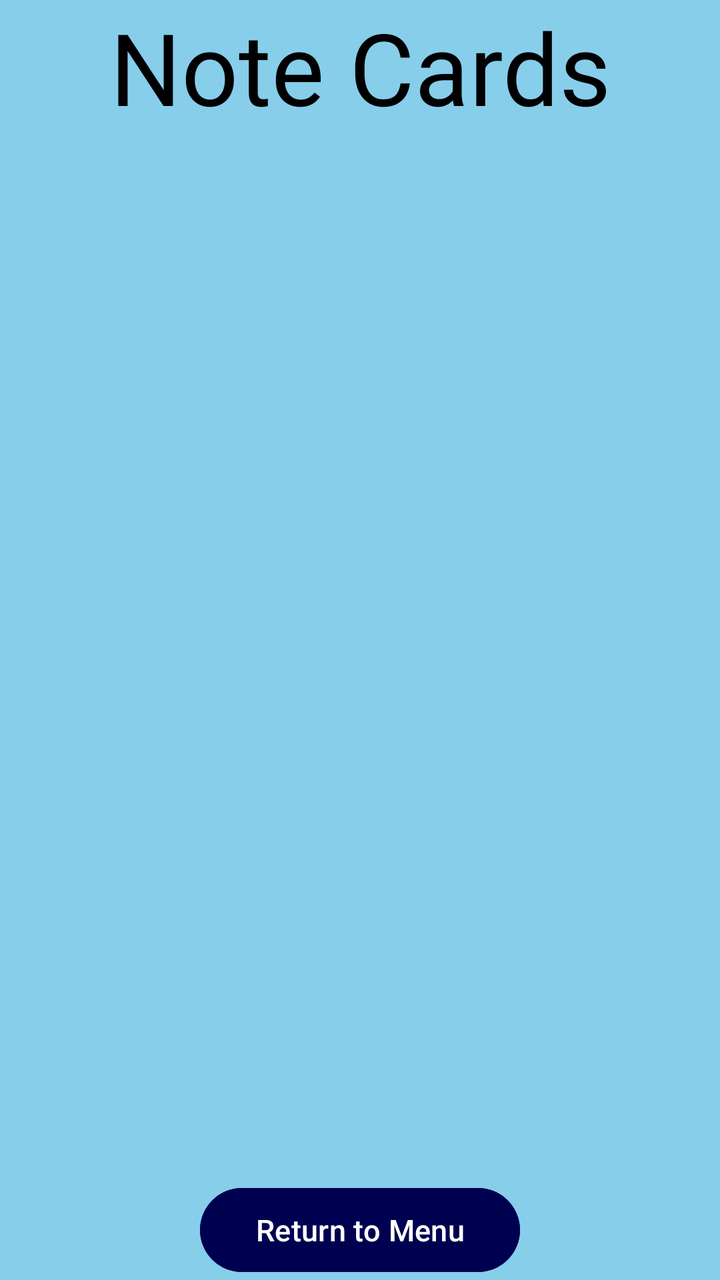
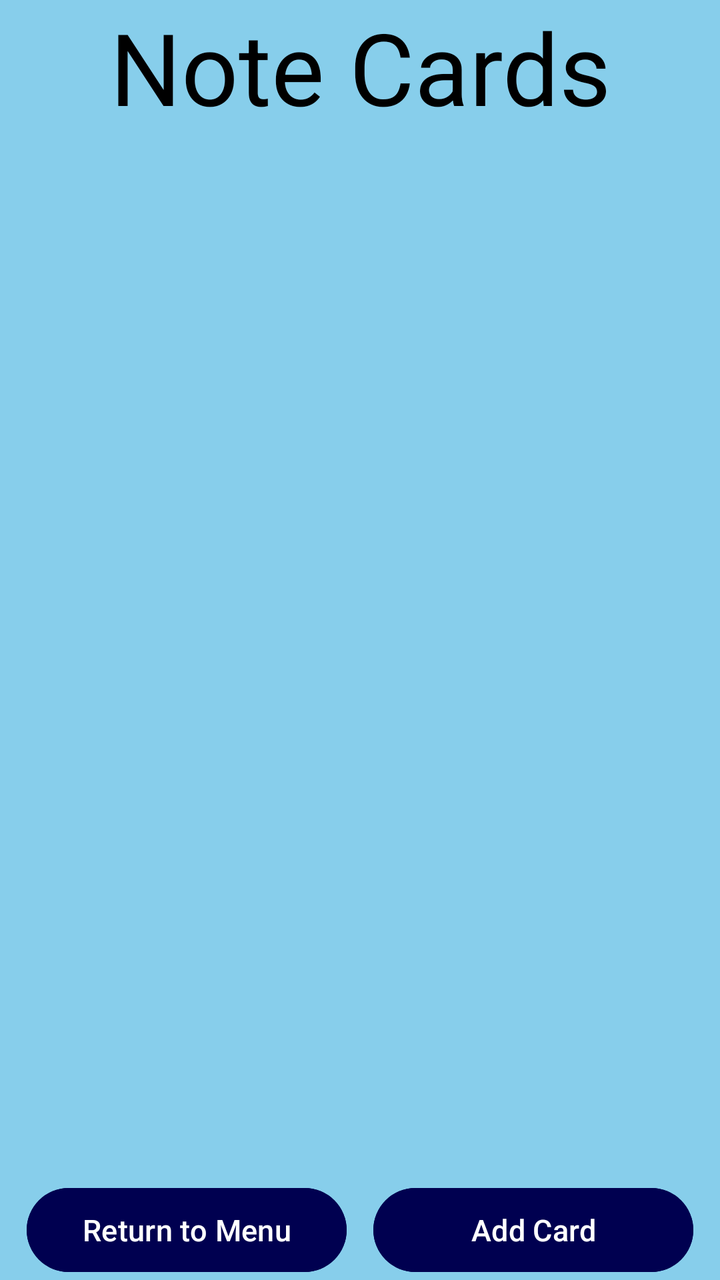

Before-and-after screenshots of an Android layout around one commit, followed by the original layout XML and the change that was made.
<!-- AndroidManifest.xml: application theme Theme.FloppyFish -->
<!-- res/layout/notecards.xml -->
<?xml version="1.0" encoding="utf-8"?>
<androidx.constraintlayout.widget.ConstraintLayout xmlns:android="http://schemas.android.com/apk/res/android"
    android:layout_width="match_parent"
    android:layout_height="match_parent"
    android:background = "#87CEEB"
    android:id = "@+id/ncs"
    xmlns:app="http://schemas.android.com/apk/res-auto">

    <TextView
        android:layout_width="wrap_content"
        android:layout_height="wrap_content"
        android:id = "@+id/subtitle"
        android:textSize = "@dimen/subtitlesize"
        android:text = "Note Cards"
        android:textColor = "@color/black"
        app:layout_constraintTop_toTopOf="parent"
        app:layout_constraintLeft_toLeftOf="parent"
        app:layout_constraintRight_toRightOf="parent"/>

    <Button
        android:layout_width="@dimen/buttonwidth"
        android:layout_height="@dimen/buttonheight"
        android:id = "@+id/returnB"
        android:text = "Return to Menu"
        android:textSize="@dimen/buttonts"
        android:backgroundTint="@color/buttonc"
        android:clickable = "true"
        android:focusable = "true"
        app:layout_constraintBottom_toBottomOf="parent"
        app:layout_constraintTop_toBottomOf="@id/notelist"
        app:layout_constraintLeft_toLeftOf="parent"
        app:layout_constraintRight_toRightOf="parent"/>

    <androidx.recyclerview.widget.RecyclerView
        android:layout_width="0dp"
        android:layout_height="0dp"
        android:id = "@+id/notelist"
        app:layout_constraintTop_toBottomOf="@id/subtitle"
        app:layout_constraintBottom_toTopOf="@id/returnB"
        app:layout_constraintLeft_toLeftOf="parent"
        app:layout_constraintRight_toRightOf="parent">
    </androidx.recyclerview.widget.RecyclerView>

</androidx.constraintlayout.widget.ConstraintLayout>
<!-- resources referenced by this layout -->
<resources>
  <color name="black">#FF000000</color>
  <color name="buttonc">#000050</color>
  <dimen name="buttonheight">50dp</dimen>
  <dimen name="buttonts">15sp</dimen>
  <dimen name="buttonwidth">160dp</dimen>
  <dimen name="subtitlesize">50sp</dimen>
  <style name="Theme.FloppyFish" parent="Base.Theme.FloppyFish" />
  <style name="Base.Theme.FloppyFish" parent="Theme.Material3.DayNight.NoActionBar">
          
          
      </style>
</resources>

<!-- the commit's change to res/layout/notecards.xml (unified diff, before → after) -->
@@ -29,6 +29,19 @@
         app:layout_constraintBottom_toBottomOf="parent"
         app:layout_constraintTop_toBottomOf="@id/notelist"
         app:layout_constraintLeft_toLeftOf="parent"
+        app:layout_constraintRight_toLeftOf="@id/addButton"/>
+    <Button
+        android:layout_width="@dimen/buttonwidth"
+        android:layout_height="@dimen/buttonheight"
+        android:id = "@+id/addButton"
+        android:text = "Add Card"
+        android:textSize="@dimen/buttonts"
+        android:backgroundTint="@color/buttonc"
+        android:clickable = "true"
+        android:focusable = "true"
+        app:layout_constraintBottom_toBottomOf="parent"
+        app:layout_constraintTop_toBottomOf="@id/notelist"
+        app:layout_constraintLeft_toRightOf="@id/returnB"
         app:layout_constraintRight_toRightOf="parent"/>
 
     <androidx.recyclerview.widget.RecyclerView
